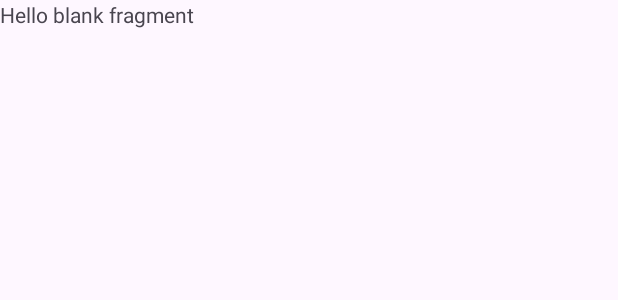
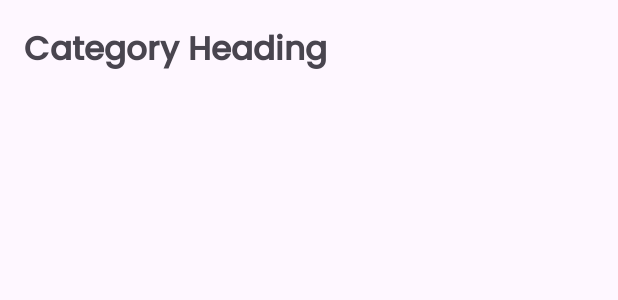
Before and after one commit to SURAJITSHAW/InstaMall, an Android app: the layout fragment_base_cat.xml on its own in the app's theme, with its tools: preview values and no code run, on a phone screen of 412 x 824 dp. Shown: the top 300 px of the screen. Run offline under Robolectric (Android 15) with nearby library versions, the phone set to English and light mode, and no system bars.

Commit message:
cat fragments issue resolved

```diff
--- a/app/src/main/java/com/example/instamall/fragments/categories/AccessoriesCatFragment.kt
+++ /dev/null
@@ -1,4 +0,0 @@
-package com.example.instamall.fragments.categories
-
-class AccessoriesCatFragment: BaseCatFragment() {
-}
--- a/app/src/main/java/com/example/instamall/fragments/categories/CardioCatFragment.kt
+++ /dev/null
@@ -1,4 +0,0 @@
-package com.example.instamall.fragments.categories
-
-class CardioCatFragment: BaseCatFragment() {
-}
--- a/app/src/main/java/com/example/instamall/fragments/categories/FlexibilityCatFragment.kt
+++ /dev/null
@@ -1,4 +0,0 @@
-package com.example.instamall.fragments.categories
-
-class FlexibilityCatFragment: BaseCatFragment() {
-}
--- a/app/src/main/java/com/example/instamall/fragments/categories/StrengthTrainingCatFragment.kt
+++ /dev/null
@@ -1,4 +0,0 @@
-package com.example.instamall.fragments.categories
-
-class StrengthTrainingCatFragment: BaseCatFragment() {
-}
--- a/app/src/main/res/layout/fragment_base_cat.xml
+++ b/app/src/main/res/layout/fragment_base_cat.xml
@@ -1,14 +1,26 @@
 <?xml version="1.0" encoding="utf-8"?>
-<FrameLayout xmlns:android="http://schemas.android.com/apk/res/android"
+<LinearLayout xmlns:android="http://schemas.android.com/apk/res/android"
     xmlns:tools="http://schemas.android.com/tools"
+    tools:context=".fragments.categories.BaseCatFragment"
     android:layout_width="match_parent"
     android:layout_height="match_parent"
-    tools:context=".fragments.categories.BaseCatFragment">
+    android:orientation="vertical"
+    android:padding="16dp">
 
-    <!-- TODO: Update blank fragment layout -->
+    <!-- Heading for the category -->
     <TextView
+        android:id="@+id/tvHeading"
+        android:fontFamily="@font/poppins"
+        android:layout_width="wrap_content"
+        android:layout_height="wrap_content"
+        android:layout_marginBottom="16dp"
+        android:text="Category Heading"
+        android:textSize="22sp"
+        android:textStyle="bold" />
+
+    <!-- RecyclerView for displaying products -->
+    <androidx.recyclerview.widget.RecyclerView
+        android:id="@+id/rvProducts"
         android:layout_width="match_parent"
-        android:layout_height="match_parent"
-        android:text="@string/hello_blank_fragment" />
-
-</FrameLayout>
+        android:layout_height="match_parent" />
+</LinearLayout>
```
Also changed, not shown: app/src/main/java/com/example/instamall/adapters/ProductAdapter.kt (added, +63 -0 lines), app/src/main/java/com/example/instamall/fragments/HomeFragment.kt (+6 -7 lines), app/src/main/java/com/example/instamall/fragments/categories/BaseCatFragment.kt (+82 -41 lines), app/src/main/java/com/example/instamall/fragments/categories/CabinetsCatFragment.kt (added, +11 -0 lines), app/src/main/java/com/example/instamall/fragments/categories/ChairsCatFragment.kt (added, +11 -0 lines), app/src/main/java/com/example/instamall/fragments/categories/SofaCatFragment.kt (added, +17 -0 lines), app/src/main/java/com/example/instamall/repo/ProductRepository.kt (+4 -3 lines).
